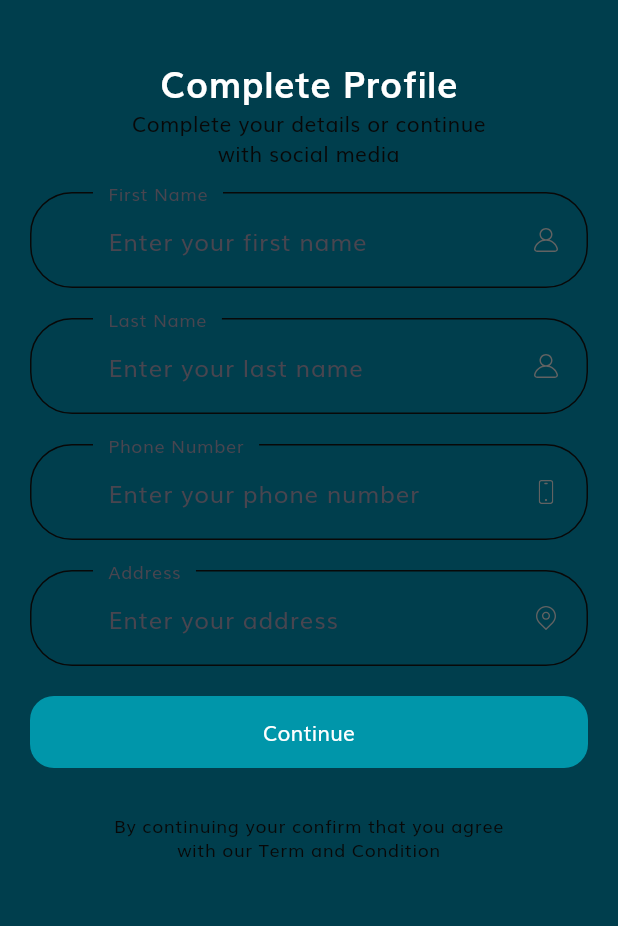
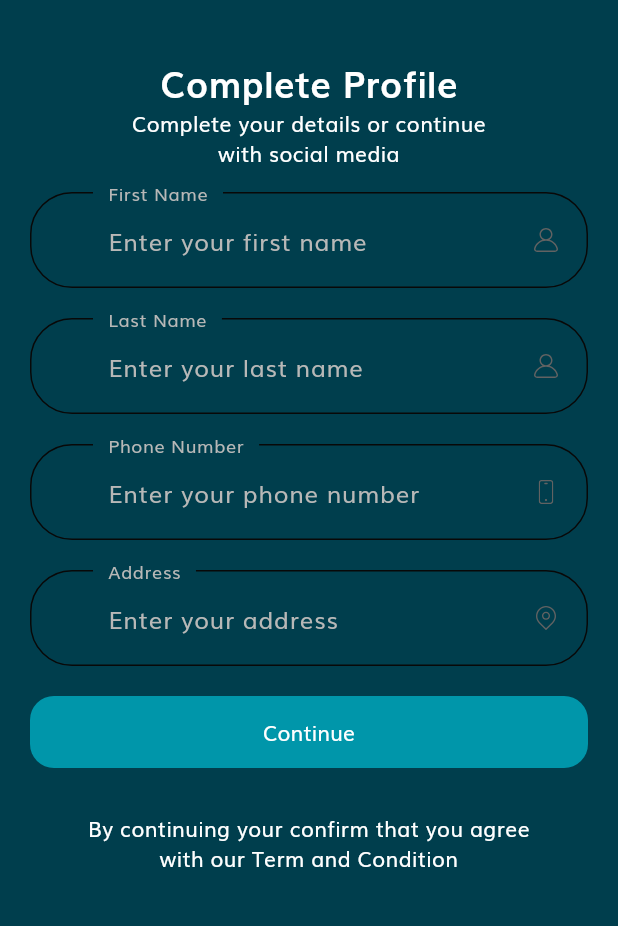
Before and after one commit to imaddamianos/evminute, a Flutter app: the CompleteProfileScreen screen opened by its route, on a phone screen of 412 x 824 dp, the part 54-980 px from its top. Run offline on Flutter 3.47's test engine with Material 3 defaults, Android fonts, the phone set to English and light mode, and no system bars; our stand-ins replace firebase_auth, firebase_core, flutter_svg, google_maps_flutter, google_sign_in; missing offline and left inert: firebase_ui_auth, firebase_ui_oauth_google; accounts and stored records are empty.

Commit message:
fixing signup methods

```diff
--- a/lib/screens/complete_profile/complete_profile_screen.dart
+++ b/lib/screens/complete_profile/complete_profile_screen.dart
@@ -13,27 +13,28 @@ class CompleteProfileScreen extends StatelessWidget {
       appBar: AppBar(
         title: const Text('Sign Up'),
       ),
-      body: SafeArea(
+      body: const SafeArea(
         child: SizedBox(
           width: double.infinity,
           child: Padding(
-            padding: const EdgeInsets.symmetric(horizontal: 20),
+            padding: EdgeInsets.symmetric(horizontal: 20),
             child: SingleChildScrollView(
               child: Column(
                 children: [
-                  const SizedBox(height: 16),
-                  const Text("Complete Profile", style: headingStyle),
-                  const Text(
+                  SizedBox(height: 16),
+                  Text("Complete Profile", style: headingStyle),
+                  Text(
                     "Complete your details or continue  \nwith social media",
                     textAlign: TextAlign.center,
+                    style: TextStyle(color: Colors.white),
                   ),
-                  const SizedBox(height: 16),
-                  const CompleteProfileForm(),
-                  const SizedBox(height: 30),
+                  SizedBox(height: 16),
+                  CompleteProfileForm(),
+                  SizedBox(height: 30),
                   Text(
                     "By continuing your confirm that you agree \nwith our Term and Condition",
                     textAlign: TextAlign.center,
-                    style: Theme.of(context).textTheme.bodySmall,
+                    style: TextStyle(color: Colors.white),
                   ),
                 ],
               ),
--- a/lib/screens/complete_profile/components/complete_profile_form.dart
+++ b/lib/screens/complete_profile/components/complete_profile_form.dart
@@ -60,6 +60,8 @@ class _CompleteProfileFormState extends State<CompleteProfileForm> {
             decoration: const InputDecoration(
               labelText: "First Name",
               hintText: "Enter your first name",
+              hintStyle: TextStyle(color: Color.fromARGB(255, 184, 184, 183)),
+              labelStyle: TextStyle(color: Color.fromARGB(255, 184, 184, 183)),
               // If  you are using latest version of flutter then lable text and hint text shown like this
               // if you r using flutter less then 1.20.* then maybe this is not working properly
               floatingLabelBehavior: FloatingLabelBehavior.always,
@@ -72,6 +74,8 @@ class _CompleteProfileFormState extends State<CompleteProfileForm> {
             decoration: const InputDecoration(
               labelText: "Last Name",
               hintText: "Enter your last name",
+              hintStyle: TextStyle(color: Color.fromARGB(255, 184, 184, 183)),
+              labelStyle: TextStyle(color: Color.fromARGB(255, 184, 184, 183)),
               // If  you are using latest version of flutter then lable text and hint text shown like this
               // if you r using flutter less then 1.20.* then maybe this is not working properly
               floatingLabelBehavior: FloatingLabelBehavior.always,
@@ -98,6 +102,8 @@ class _CompleteProfileFormState extends State<CompleteProfileForm> {
             decoration: const InputDecoration(
               labelText: "Phone Number",
               hintText: "Enter your phone number",
+              hintStyle: TextStyle(color: Color.fromARGB(255, 184, 184, 183)),
+              labelStyle: TextStyle(color: Color.fromARGB(255, 184, 184, 183)),
               // If  you are using latest version of flutter then lable text and hint text shown like this
               // if you r using flutter less then 1.20.* then maybe this is not working properly
               floatingLabelBehavior: FloatingLabelBehavior.always,
@@ -123,6 +129,8 @@ class _CompleteProfileFormState extends State<CompleteProfileForm> {
             decoration: const InputDecoration(
               labelText: "Address",
               hintText: "Enter your address",
+              hintStyle: TextStyle(color: Color.fromARGB(255, 184, 184, 183)),
+              labelStyle: TextStyle(color: Color.fromARGB(255, 184, 184, 183)),
               // If  you are using latest version of flutter then lable text and hint text shown like this
               // if you r using flutter less then 1.20.* then maybe this is not working properly
               floatingLabelBehavior: FloatingLabelBehavior.always,
--- a/lib/screens/sign_in/sign_in_screen.dart
+++ b/lib/screens/sign_in/sign_in_screen.dart
@@ -6,7 +6,7 @@ import '../../components/socal_card.dart';
 import 'components/sign_form.dart';
 import 'package:google_sign_in/google_sign_in.dart';
 import 'package:evminute/screens/sign_in/components/sign_form.dart';
-import 'package:evminute/screens/login_success/login_success_screen.dart';
+import 'package:evminute/screens/complete_profile/complete_profile_screen.dart';
 
 class SignInScreen extends StatelessWidget {
   static String routeName = "/sign_in";
@@ -25,7 +25,7 @@ class SignInScreen extends StatelessWidget {
         accessToken: googleAuth?.accessToken,
         idToken: googleAuth?.idToken,
       );
-      Navigator.pushNamed(context, LoginSuccessScreen.routeName);
+      Navigator.pushNamed(context, CompleteProfileScreen.routeName);
       // Use the credential to sign in with Firebase or your preferred authentication system
     } catch (e) {
       // Handle errors
```
Also changed, not shown: lib/screens/sign_up/components/sign_up_form.dart (+39 -4 lines), lib/screens/sign_up/sign_up_screen.dart (+13 -13 lines), lib/screens/splash/splash_screen.dart (+0 -20 lines).
